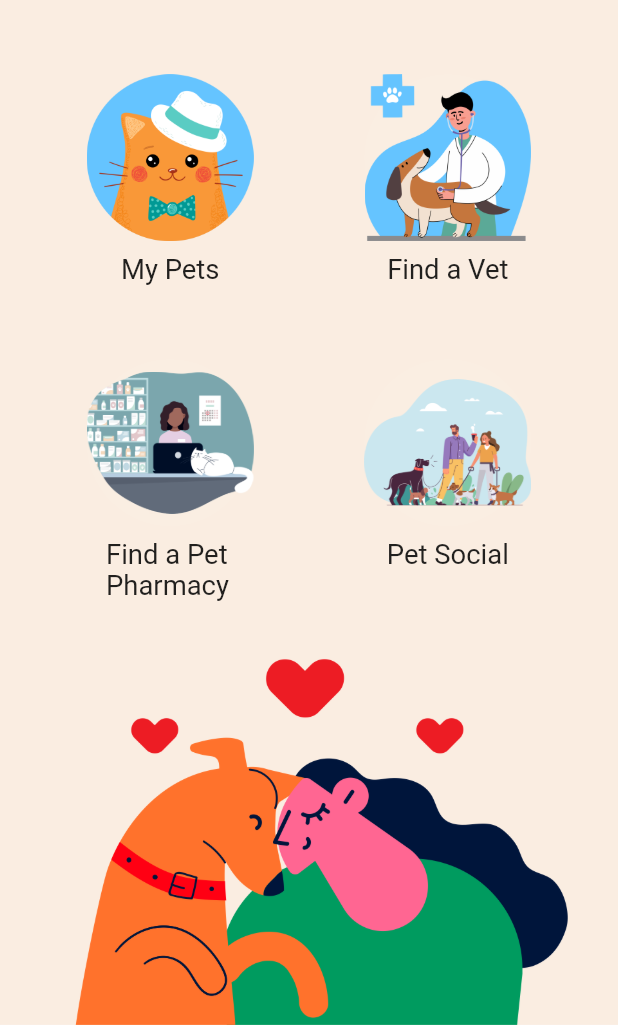
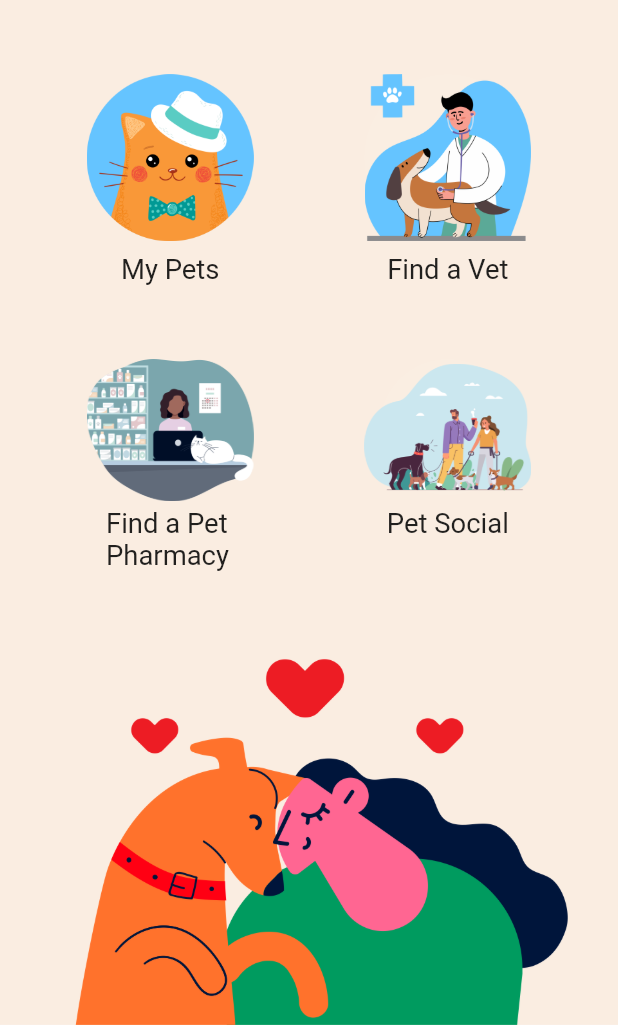
Before and after one commit to aaravprimeYT/vet_bookr_original, a Flutter app: the MenuScreen screen opened directly, on a phone screen of 412 x 824 dp, the part 211-1236 px from its top. Run offline on Flutter 3.47's test engine with Material 2 defaults, Android fonts, the phone set to English and light mode, and no system bars; our stand-ins replace cloud_firestore, country_picker, firebase_auth, firebase_core, firebase_storage, flutter_rating_bar and 7 more; missing offline and left inert: flutter_google_places, flutter_polyline_points, google_api_headers, google_maps_webservice; accounts and stored records are empty; Roboto replaces fonts that are missing (Vintage Style).

Commit message:
all changes

```diff
--- a/lib/oScreens/SocialFilter.dart
+++ b/lib/oScreens/SocialFilter.dart
@@ -51,7 +51,7 @@ class PetSocialFilter extends StatelessWidget {
               children: [
                 Padding(
                   padding: EdgeInsets.only(
-                      right: 0.12.sw, top: 15.sp, bottom: 5.sp, left: 0.12.sw),
+                      right: 0.12.sw, top: 15.sp, left: 0.12.sw),
                   child: ElevatedButton(
                     onPressed: () {
                       Navigator.push(
@@ -78,7 +78,7 @@ class PetSocialFilter extends StatelessWidget {
             Column(
               children: [
                 Padding(
-                  padding: EdgeInsets.only(top: 15.sp, bottom: 5.sp),
+                  padding: EdgeInsets.only(top: 15.sp, bottom: 2.sp),
                   child: ElevatedButton(
                     onPressed: () {
                       Navigator.push(
@@ -152,7 +152,7 @@ class PetSocialFilter extends StatelessWidget {
                       shape: MaterialStateProperty.all(CircleBorder()),
                     ),
                     child: Image.asset("assets/trainers.png",
-                        width: 0.25.sw, height: 0.25.sw),
+                        width: 0.25.sw, height: 0.23.sw),
                   ),
                 ),
                 Text(
--- a/lib/oScreens/menu_screen.dart
+++ b/lib/oScreens/menu_screen.dart
@@ -186,11 +186,11 @@ class MenuScreen extends StatelessWidget {
                         child: Image.asset(
                           "assets/Find_A_Pet_Pharmacy.png",
                           width: 0.27.sw,
-                          height: 0.27.sw,
+                          height: 0.23.sw,
                         ),
                       ),
                       SizedBox(
-                        height: 0.01.sh,
+                        height: 0.005.sh,
                       ),
                       Text(
                         "Find a Pet \nPharmacy",
@@ -225,7 +225,7 @@ class MenuScreen extends StatelessWidget {
                           "assets/Pet_Social.png",
                           fit: BoxFit.contain,
                           width: 0.27.sw,
-                          height: 0.27.sw,
+                          height: 0.22.sw,
                         ),
                       ),
                       SizedBox(
--- a/lib/oScreens/petRestaurants_page.dart
+++ b/lib/oScreens/petRestaurants_page.dart
@@ -250,7 +250,9 @@ class _PetRestaurantsPageState extends State<PetRestaurantsPage> {
                           color: Color(0xffFF8B6A), fontSize: 0.04.sw),
                     ),
                   ),
-                  Container(
+                  Padding(
+                    padding: EdgeInsets.only(top: 0.025.sh),
+                    child: Container(
                       padding: EdgeInsets.only(top: 0.017.sh, left: 0.01.sw),
                       height: 0.04.sh,
                       child: DropdownButton(
@@ -273,6 +275,7 @@ class _PetRestaurantsPageState extends State<PetRestaurantsPage> {
                             dropdownvalue = newValue!;
                           });
                         },
+                      ),
                     ),
                   ),
                 ],
```
Lines whose indentation alone changed are shown as unchanged.
